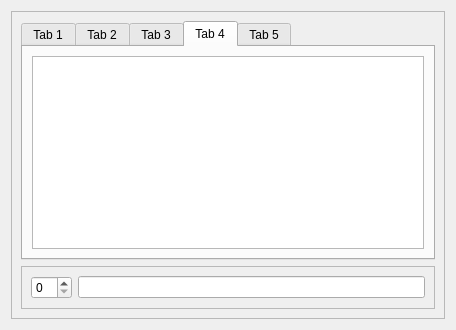
Above: Qt/my_programm/_For_tests/src/for_tests_mainbox_gui/src/ui/for_tests_mainbox_gui.ui from RinatB2017/mega_GIT before the change. Below: the same form after it.
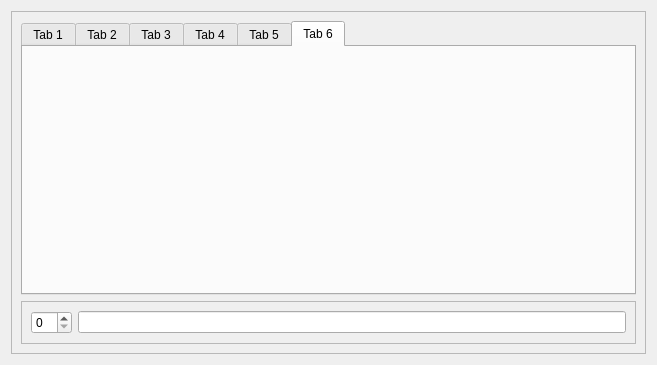
That is the form after the change. Icons and pictures are not drawn. Custom widgets are drawn as their Qt base class.

The edit to the form file:
```diff
--- a/Qt/my_programm/_For_tests/src/for_tests_mainbox_gui/src/ui/for_tests_mainbox_gui.ui
+++ b/Qt/my_programm/_For_tests/src/for_tests_mainbox_gui/src/ui/for_tests_mainbox_gui.ui
@@ -6,8 +6,8 @@
    <rect>
     <x>0</x>
     <y>0</y>
-    <width>456</width>
-    <height>330</height>
+    <width>657</width>
+    <height>365</height>
    </rect>
   </property>
   <layout class="QHBoxLayout" name="horizontalLayout">
@@ -23,7 +23,7 @@
       <item>
        <widget class="QTabWidget" name="tabWidget">
         <property name="currentIndex">
-         <number>3</number>
+         <number>5</number>
         </property>
         <widget class="QWidget" name="tab">
          <attribute name="icon">
@@ -170,6 +170,37 @@
           </item>
          </layout>
         </widget>
+        <widget class="QWidget" name="tab_6">
+         <property name="sizePolicy">
+          <sizepolicy hsizetype="Expanding" vsizetype="Expanding">
+           <horstretch>0</horstretch>
+           <verstretch>0</verstretch>
+          </sizepolicy>
+         </property>
+         <attribute name="icon">
+          <iconset resource="../../../../../../lib2/icons/digits/digits.qrc">
+           <normaloff>:/red/6.png</normaloff>:/red/6.png</iconset>
+         </attribute>
+         <attribute name="title">
+          <string>Tab 6</string>
+         </attribute>
+         <widget class="QLabel" name="label">
+          <property name="geometry">
+           <rect>
+            <x>10</x>
+            <y>10</y>
+            <width>441</width>
+            <height>181</height>
+           </rect>
+          </property>
+          <property name="text">
+           <string/>
+          </property>
+          <property name="pixmap">
+           <pixmap>../../../../images/kisspng-om-symbol-clip-art-5ada.png</pixmap>
+          </property>
+         </widget>
+        </widget>
        </widget>
       </item>
       <item>
```
Left out of the diff: 4 changed lines with no effect on the pictures.
